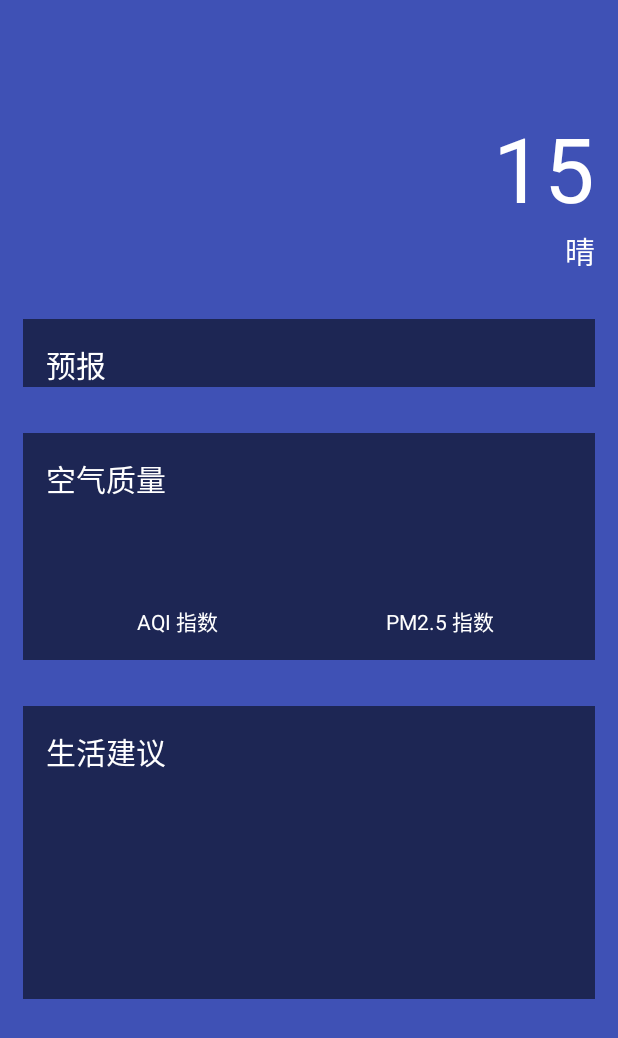
After one commit to SonwTiger1616/coolweather, an Android app: the layout activity_weather.xml on its own in the app's theme, with its tools: preview values and no code run, on a phone screen of 412 x 824 dp. The commit adds this screen. Shown: the top 1038 px of the screen. Run offline under Robolectric (Android 15) with nearby library versions, the phone set to English and light mode, and no system bars.

Commit message:
加入显示天气信息的功能

```diff
--- a/app/src/main/AndroidManifest.xml
+++ b/app/src/main/AndroidManifest.xml
@@ -2,7 +2,7 @@
 <manifest xmlns:android="http://schemas.android.com/apk/res/android"
     package="com.coolweather.android">
 
-    <uses-permission android:name="android.permission.INTERNET"/>
+    <uses-permission android:name="android.permission.INTERNET" />
 
     <application
         android:name="org.litepal.LitePalApplication"
@@ -19,6 +19,7 @@
                 <category android:name="android.intent.category.LAUNCHER" />
             </intent-filter>
         </activity>
+        <activity android:name=".WeatherActivity"></activity>
     </application>
 
 </manifest>
--- /dev/null
+++ b/app/src/main/res/layout/activity_weather.xml
@@ -0,0 +1,40 @@
+<?xml version="1.0" encoding="utf-8"?>
+<FrameLayout xmlns:android="http://schemas.android.com/apk/res/android"
+    android:layout_width="match_parent"
+    android:layout_height="match_parent"
+    android:background="@color/colorPrimary">
+
+    <ImageView
+        android:id="@+id/bing_pic_img"
+        android:layout_width="match_parent"
+        android:layout_height="match_parent"
+        android:scaleType="centerCrop"/>
+
+    <ScrollView
+        android:id="@+id/weather_layout"
+        android:layout_width="match_parent"
+        android:layout_height="match_parent"
+        android:scrollbars="none"
+        android:overScrollMode="never">
+
+        <LinearLayout
+            android:orientation="vertical"
+            android:layout_width="match_parent"
+            android:layout_height="wrap_content"
+            android:fitsSystemWindows="true">
+
+            <include layout="@layout/title" />
+
+            <include layout="@layout/now" />
+
+            <include layout="@layout/forecast" />
+
+            <include layout="@layout/aqi" />
+
+            <include layout="@layout/suggestion" />
+
+        </LinearLayout>
+
+    </ScrollView>
+
+</FrameLayout>
--- /dev/null
+++ b/app/src/main/res/layout/aqi.xml
@@ -0,0 +1,85 @@
+<?xml version="1.0" encoding="utf-8"?>
+<LinearLayout
+    xmlns:android="http://schemas.android.com/apk/res/android"
+    android:orientation="vertical"
+    android:layout_width="match_parent"
+    android:layout_height="wrap_content"
+    android:layout_margin="15dp"
+    android:background="#8000">
+
+    <TextView
+        android:layout_width="wrap_content"
+        android:layout_height="wrap_content"
+        android:text="空气质量"
+        android:layout_marginTop="15dp"
+        android:layout_marginLeft="15dp"
+        android:textColor="#FFFFFF"
+        android:textSize="20sp"/>
+
+    <LinearLayout
+        android:layout_width="match_parent"
+        android:layout_height="wrap_content"
+        android:layout_margin="15dp">
+
+        <RelativeLayout
+            android:layout_width="0dp"
+            android:layout_height="wrap_content"
+            android:layout_weight="1">
+            <LinearLayout
+                android:orientation="vertical"
+                android:layout_width="match_parent"
+                android:layout_height="wrap_content"
+                android:layout_centerInParent="true">
+
+                <TextView
+                    android:id="@+id/aqi_text"
+                    android:layout_width="wrap_content"
+                    android:layout_height="wrap_content"
+                    android:textColor="#FFFFFF"
+                    android:layout_gravity="center"
+                    android:textSize="40dp"/>
+
+                <TextView
+                    android:layout_width="wrap_content"
+                    android:layout_height="wrap_content"
+                    android:layout_gravity="center"
+                    android:text="AQI 指数"
+                    android:textColor="#FFFFFF"/>
+
+            </LinearLayout>
+
+        </RelativeLayout>
+
+        <RelativeLayout
+            android:layout_width="0dp"
+            android:layout_height="wrap_content"
+            android:layout_weight="1">
+
+            <LinearLayout
+                android:orientation="vertical"
+                android:layout_width="match_parent"
+                android:layout_height="wrap_content"
+                android:layout_centerInParent="true">
+
+                <TextView
+                    android:id="@+id/pm25_text"
+                    android:layout_width="wrap_content"
+                    android:layout_height="wrap_content"
+                    android:layout_gravity="center"
+                    android:textColor="#FFFFFF"
+                    android:textSize="40sp"/>
+
+                <TextView
+                    android:layout_width="wrap_content"
+                    android:layout_height="wrap_content"
+                    android:layout_gravity="center"
+                    android:textColor="#FFFFFF"
+                    android:text="PM2.5 指数"/>
+
+            </LinearLayout>
+
+        </RelativeLayout>
+
+    </LinearLayout>
+
+</LinearLayout>
--- /dev/null
+++ b/app/src/main/res/layout/forecast.xml
@@ -0,0 +1,25 @@
+<?xml version="1.0" encoding="utf-8"?>
+<LinearLayout xmlns:android="http://schemas.android.com/apk/res/android"
+    xmlns:tools="http://schemas.android.com/tools"
+    android:layout_width="match_parent"
+    android:layout_height="wrap_content"
+    android:layout_margin="15dp"
+    android:background="#8000"
+    android:orientation="vertical">
+
+    <TextView
+        android:layout_width="wrap_content"
+        android:layout_height="wrap_content"
+        android:layout_marginLeft="15dp"
+        android:layout_marginTop="15dp"
+        android:text="预报"
+        android:textColor="#FFFFFF"
+        android:textSize="20sp" />
+
+    <LinearLayout
+        android:id="@+id/forecast_layout"
+        android:layout_width="match_parent"
+        android:layout_height="wrap_content"
+        android:orientation="vertical"></LinearLayout>
+
+</LinearLayout>
--- /dev/null
+++ b/app/src/main/res/layout/now.xml
@@ -0,0 +1,27 @@
+<?xml version="1.0" encoding="utf-8"?>
+<LinearLayout
+    xmlns:android="http://schemas.android.com/apk/res/android"
+    android:orientation="vertical"
+    android:layout_width="match_parent"
+    android:layout_height="wrap_content"
+    android:layout_margin="15dp">
+
+    <TextView
+        android:id="@+id/degree_text"
+        android:layout_width="wrap_content"
+        android:layout_height="wrap_content"
+        android:layout_gravity="end"
+        android:textColor="#FFFFFF"
+        android:text="15"
+        android:textSize="60sp"/>
+
+    <TextView
+        android:id="@+id/weather_info_text"
+        android:layout_width="wrap_content"
+        android:layout_height="wrap_content"
+        android:layout_gravity="end"
+        android:textColor="#FFFFFF"
+        android:text="晴"
+        android:textSize="20sp"/>
+
+</LinearLayout>
--- /dev/null
+++ b/app/src/main/res/layout/suggestion.xml
@@ -0,0 +1,41 @@
+<?xml version="1.0" encoding="utf-8"?>
+<LinearLayout
+    xmlns:android="http://schemas.android.com/apk/res/android"
+    android:orientation="vertical"
+    android:layout_width="match_parent"
+    android:layout_height="wrap_content"
+    android:layout_margin="15dp"
+    android:background="#8000">
+
+    <TextView
+        android:layout_width="wrap_content"
+        android:layout_height="wrap_content"
+        android:textColor="#FFFFFF"
+        android:layout_marginTop="15dp"
+        android:layout_marginLeft="15dp"
+        android:textSize="20sp"
+        android:text="生活建议"/>
+
+
+    <TextView
+        android:id="@+id/comfort_text"
+        android:layout_width="wrap_content"
+        android:layout_height="wrap_content"
+        android:layout_margin="15dp"
+        android:textColor="#FFFFFF"/>
+
+    <TextView
+        android:id="@+id/car_wash_text"
+        android:layout_width="wrap_content"
+        android:layout_height="wrap_content"
+        android:layout_margin="15dp"
+        android:textColor="#FFFFFF"/>
+
+    <TextView
+        android:id="@+id/sport_text"
+        android:layout_width="wrap_content"
+        android:layout_height="wrap_content"
+        android:layout_margin="15dp"
+        android:textColor="#FFFFFF"/>
+
+</LinearLayout>
--- /dev/null
+++ b/app/src/main/res/layout/title.xml
@@ -0,0 +1,25 @@
+<?xml version="1.0" encoding="utf-8"?>
+<RelativeLayout
+    xmlns:android="http://schemas.android.com/apk/res/android"
+    android:layout_width="match_parent"
+    android:layout_height="?attr/actionBarSize">
+
+    <TextView
+        android:id="@+id/title_city"
+        android:layout_width="wrap_content"
+        android:layout_height="wrap_content"
+        android:layout_centerInParent="true"
+        android:textColor="#FFFFFF"
+        android:textSize="20sp"/>
+
+    <TextView
+        android:id="@+id/title_update_time"
+        android:layout_width="wrap_content"
+        android:layout_height="wrap_content"
+        android:layout_marginRight="10dp"
+        android:layout_alignParentRight="true"
+        android:layout_centerVertical="true"
+        android:textColor="#FFFFFF"
+        android:textSize="16sp"/>
+
+</RelativeLayout>
```
Also changed, not shown: app/src/main/java/com/coolweather/android/ChooseAreaFragment.java (+7 -0 lines), app/src/main/java/com/coolweather/android/MainActivity.java (+10 -0 lines), app/src/main/java/com/coolweather/android/WeatherActivity.java (added, +194 -0 lines), app/src/main/java/com/coolweather/android/gson/AQI.java (added, +15 -0 lines), app/src/main/java/com/coolweather/android/gson/Basic.java (added, +23 -0 lines), app/src/main/java/com/coolweather/android/gson/Forecast.java (added, +30 -0 lines), app/src/main/java/com/coolweather/android/gson/Now.java (added, +22 -0 lines), app/src/main/java/com/coolweather/android/gson/Suggestion.java (added, +33 -0 lines), app/src/main/java/com/coolweather/android/gson/Weather.java (added, +24 -0 lines), app/src/main/java/com/coolweather/android/util/Utility.java (+19 -0 lines), app/src/main/res/layout/forecast_item.xml (added, +43 -0 lines).
